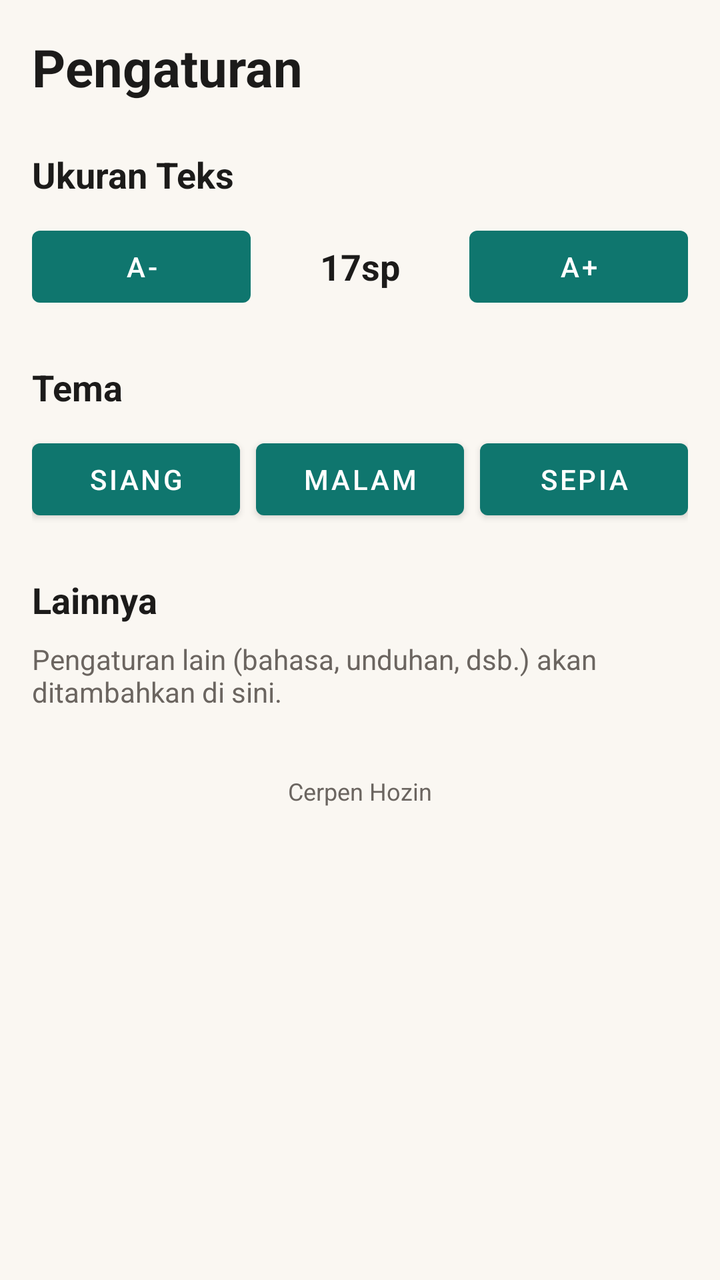
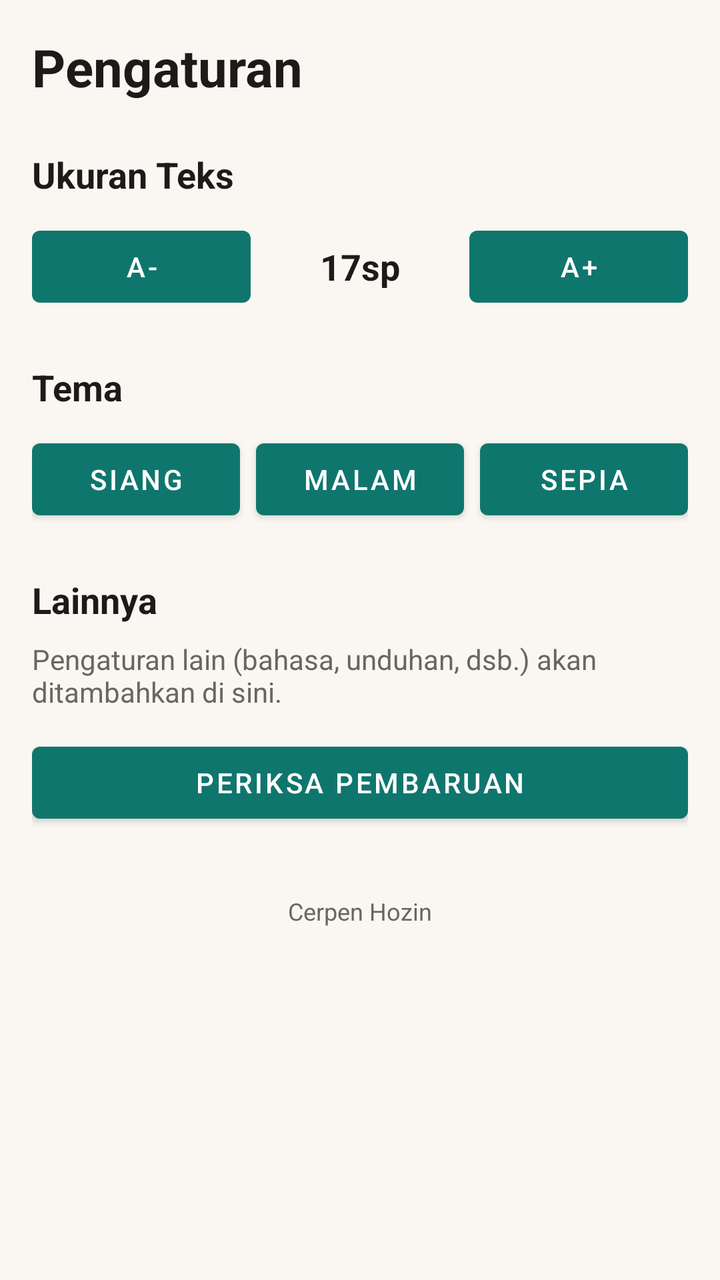

Two renders of the same Android screen: before a commit and after it. Below are the layout's source before the change and the commit's diff.
<!-- AndroidManifest.xml: application theme Theme.CerpenHozin -->
<!-- res/layout/activity_settings.xml -->
<?xml version="1.0" encoding="utf-8"?>
<ScrollView xmlns:android="http://schemas.android.com/apk/res/android"
    android:layout_width="match_parent"
    android:layout_height="match_parent"
    android:background="@color/paper"
    android:fillViewport="true">

    <LinearLayout
        android:id="@+id/settings_root"
        android:layout_width="match_parent"
        android:layout_height="wrap_content"
        android:orientation="vertical"
        android:padding="16dp">

        <TextView
            android:id="@+id/settings_title"
            android:layout_width="wrap_content"
            android:layout_height="wrap_content"
            android:text="Pengaturan"
            android:textColor="@color/ink"
            android:textSize="26sp"
            android:textStyle="bold" />

        <TextView
            android:layout_width="wrap_content"
            android:layout_height="wrap_content"
            android:layout_marginTop="24dp"
            android:text="Ukuran Teks"
            android:textColor="@color/ink"
            android:textSize="18sp"
            android:textStyle="bold" />

        <LinearLayout
            android:layout_width="match_parent"
            android:layout_height="wrap_content"
            android:layout_marginTop="10dp"
            android:orientation="horizontal">

            <Button
                android:id="@+id/set_smaller"
                android:layout_width="0dp"
                android:layout_height="wrap_content"
                android:layout_weight="1"
                android:text="A-"
                android:textColor="@color/white" />

            <TextView
                android:id="@+id/set_size_value"
                android:layout_width="0dp"
                android:layout_height="wrap_content"
                android:layout_gravity="center"
                android:layout_weight="1"
                android:gravity="center"
                android:text="17sp"
                android:textColor="@color/ink"
                android:textSize="18sp"
                android:textStyle="bold" />

            <Button
                android:id="@+id/set_bigger"
                android:layout_width="0dp"
                android:layout_height="wrap_content"
                android:layout_weight="1"
                android:text="A+"
                android:textColor="@color/white" />
        </LinearLayout>

        <TextView
            android:layout_width="wrap_content"
            android:layout_height="wrap_content"
            android:layout_marginTop="24dp"
            android:text="Tema"
            android:textColor="@color/ink"
            android:textSize="18sp"
            android:textStyle="bold" />

        <LinearLayout
            android:layout_width="match_parent"
            android:layout_height="wrap_content"
            android:layout_marginTop="10dp"
            android:orientation="horizontal">

            <Button
                android:id="@+id/theme_day"
                android:layout_width="0dp"
                android:layout_height="wrap_content"
                android:layout_weight="1"
                android:text="Siang"
                android:textColor="@color/white" />

            <Button
                android:id="@+id/theme_night"
                android:layout_width="0dp"
                android:layout_height="wrap_content"
                android:layout_marginStart="8dp"
                android:layout_weight="1"
                android:text="Malam"
                android:textColor="@color/white" />

            <Button
                android:id="@+id/theme_sepia"
                android:layout_width="0dp"
                android:layout_height="wrap_content"
                android:layout_marginStart="8dp"
                android:layout_weight="1"
                android:text="Sepia"
                android:textColor="@color/white" />
        </LinearLayout>

        <TextView
            android:id="@+id/settings_others_title"
            android:layout_width="wrap_content"
            android:layout_height="wrap_content"
            android:layout_marginTop="24dp"
            android:text="Lainnya"
            android:textColor="@color/ink"
            android:textSize="18sp"
            android:textStyle="bold" />

        <TextView
            android:id="@+id/settings_others_note"
            android:layout_width="wrap_content"
            android:layout_height="wrap_content"
            android:layout_marginTop="8dp"
            android:text="Pengaturan lain (bahasa, unduhan, dsb.) akan ditambahkan di sini."
            android:textColor="@color/muted"
            android:textSize="14sp" />

        
        <TextView
            android:id="@+id/settings_version"
            android:layout_width="wrap_content"
            android:layout_height="wrap_content"
            android:layout_gravity="center"
            android:layout_marginTop="32dp"
            android:text="Cerpen Hozin"
            android:textColor="@color/muted"
            android:textSize="12sp" />

    </LinearLayout>
</ScrollView>
<!-- resources referenced by this layout -->
<resources>
  <color name="ink">#1C1B1A</color>
  <color name="muted">#6B6560</color>
  <color name="paper">#FAF7F2</color>
  <color name="white">#FFFFFF</color>
  <style name="Theme.CerpenHozin" parent="Theme.MaterialComponents.DayNight.NoActionBar">
          <item name="colorPrimary">@color/accent</item>
          <item name="colorPrimaryDark">@color/accent_dark</item>
          <item name="colorAccent">@color/accent</item>
          <item name="android:windowBackground">@color/paper</item>
          <item name="android:textColorPrimary">@color/ink</item>
          <item name="android:textColorSecondary">@color/muted</item>
      </style>
  <color name="accent">#0F766E</color>
  <color name="accent_dark">#0B5E57</color>
</resources>

<!-- the commit's change to res/layout/activity_settings.xml (unified diff, before → after) -->
@@ -127,6 +127,15 @@
             android:textSize="14sp" />
 
         
+        <Button
+            android:id="@+id/set_check_update"
+            android:layout_width="match_parent"
+            android:layout_height="wrap_content"
+            android:layout_marginTop="12dp"
+            android:text="Periksa Pembaruan"
+            android:textColor="@color/white" />
+
+        
         <TextView
             android:id="@+id/settings_version"
             android:layout_width="wrap_content"
